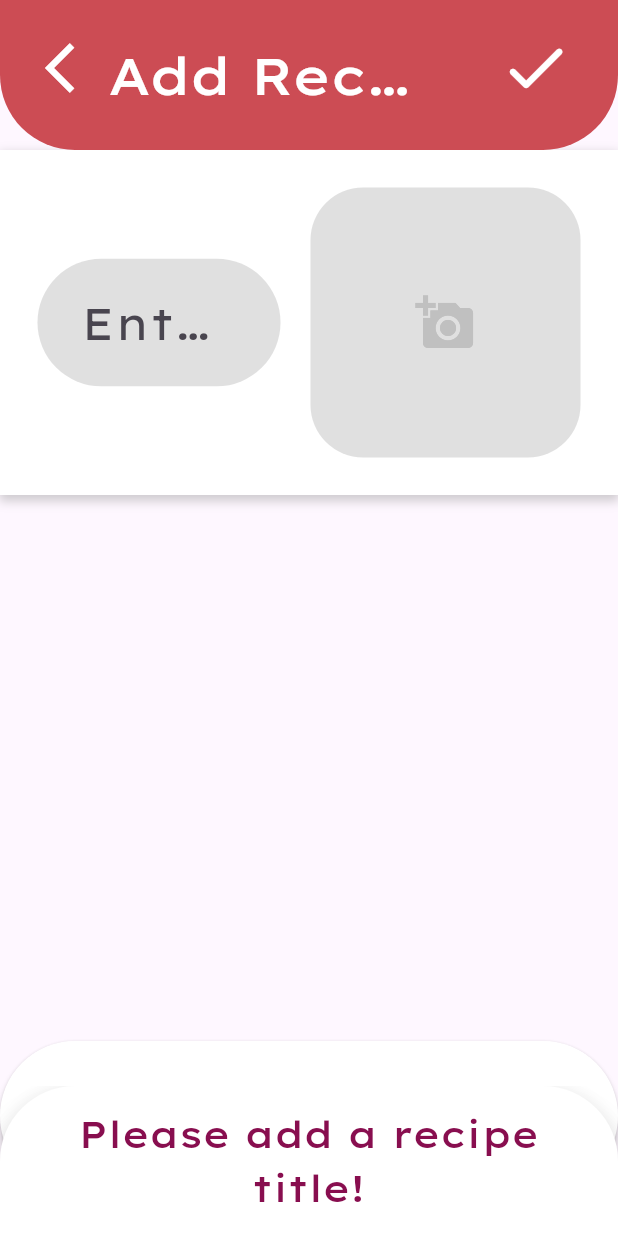
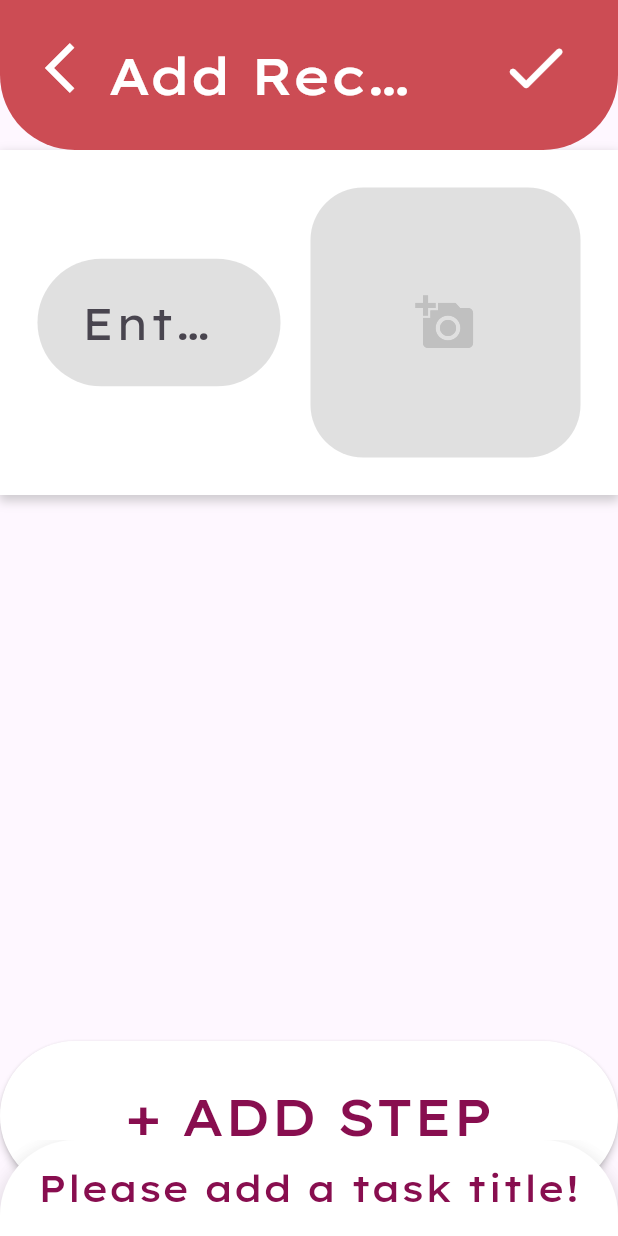
Before and after one commit to uoa-compsci399-s1-2024/capstone-project-2024-s1-team-13, a Flutter app: the AdminAddRecipe screen opened directly, after a tap on the "done" icon, on a phone screen of 412 x 824 dp. Run offline on Flutter 3.47's test engine with Material 3 defaults, Android fonts, the phone set to English and light mode, and no system bars; our stand-ins replace auto_size_text, cached_network_image, file_picker, flutter_svg, flutter_tts; missing offline and left inert: amplify_api, amplify_auth_cognito, amplify_core, amplify_flutter, amplify_storage_s3.

Commit message:
bug
fixed small bug

```diff
--- a/lib/admin/admin_add_recipe.dart
+++ b/lib/admin/admin_add_recipe.dart
@@ -198,92 +198,117 @@ class _AdminAddRecipeState extends State<AdminAddRecipe> {
           actions: [
         IconButton(
           onPressed: () {
-                if (uploadedImageKey != null && _recipeTitleController.text.isNotEmpty == true && hasInstructions == true && steps.isNotEmpty == true) {
-                  createRecipe(_recipeTitleController.text, steps, uploadedImageKey!, stepImageUrls);
-                  saveRecipe();
-                } else if (_recipeTitleController.text.isEmpty == true) {
+            if (_recipeTitleController.text.isEmpty) {
               ScaffoldMessenger.of(context).showSnackBar(
                 SnackBar(
                   backgroundColor: Colors.white,
                   shape: RoundedRectangleBorder(
                     borderRadius: BorderRadius.only(
                       topLeft: Radius.circular(50),
-                              topRight: Radius.circular(50))),
+                      topRight: Radius.circular(50),
+                    ),
+                  ),
                   elevation: 10,
                   content: Text(
-                        'Please add a recipe title!',
+                    'Please add a task title!',
                     textAlign: TextAlign.center,
                     style: TextStyle(
                       fontFamily: 'Lexend Exa',
                       fontSize: 25,
                       fontWeight: FontWeight.w500,
-                            color: Colors.pink[900]),
-                      )),
+                      color: Colors.pink[900],
+                    ),
+                  ),
+                ),
               );
-                } else if (uploadedImageKey == null) {
+              return;
+            }
+
+            if (steps.isEmpty) {
               ScaffoldMessenger.of(context).showSnackBar(
                 SnackBar(
                   backgroundColor: Colors.white,
                   shape: RoundedRectangleBorder(
                     borderRadius: BorderRadius.only(
                       topLeft: Radius.circular(50),
-                              topRight: Radius.circular(50))),
+                      topRight: Radius.circular(50),
+                    ),
+                  ),
                   elevation: 10,
                   content: Text(
-                        'Please add a recipe cover image!',
+                    'Please add at least 1 task step!',
                     textAlign: TextAlign.center,
                     style: TextStyle(
                       fontFamily: 'Lexend Exa',
                       fontSize: 25,
                       fontWeight: FontWeight.w500,
-                            color: Colors.pink[900]),
-                      )),
+                      color: Colors.pink[900],
+                    ),
+                  ),
+                ),
               );
-                } else if (steps.isEmpty == true){
+              return;
+            }
+
+            if (uploadedImageKey == null) {
               ScaffoldMessenger.of(context).showSnackBar(
                 SnackBar(
                   backgroundColor: Colors.white,
                   shape: RoundedRectangleBorder(
                     borderRadius: BorderRadius.only(
                       topLeft: Radius.circular(50),
-                              topRight: Radius.circular(50))),
+                      topRight: Radius.circular(50),
+                    ),
+                  ),
                   elevation: 10,
                   content: Text(
-                        'Please add at least 1 recipe step!',
+                    'Please add a task cover image!',
                     textAlign: TextAlign.center,
                     style: TextStyle(
                       fontFamily: 'Lexend Exa',
                       fontSize: 25,
                       fontWeight: FontWeight.w500,
-                            color: Colors.pink[900]),
-                      )),
+                      color: Colors.pink[900],
+                    ),
+                  ),
+                ),
               );
-                } else {
-                  for (int i = 0; i < steps.length; i++){
-                    if (steps[i].isEmpty == true){
+              return;
+            }
+
+            for (int i = 0; i < steps.length; i++) {
+              if (steps[i].isEmpty) {
                 ScaffoldMessenger.of(context).showSnackBar(
                   SnackBar(
                     backgroundColor: Colors.white,
                     shape: RoundedRectangleBorder(
                       borderRadius: BorderRadius.only(
                         topLeft: Radius.circular(50),
-                                  topRight: Radius.circular(50))),
+                        topRight: Radius.circular(50),
+                      ),
+                    ),
                     elevation: 10,
                     content: Text(
-                            'No instructions in Step ${i+1}',
+                      'No instructions in Step ${i + 1}!',
                       textAlign: TextAlign.center,
                       style: TextStyle(
                         fontFamily: 'Lexend Exa',
                         fontSize: 25,
                         fontWeight: FontWeight.w500,
-                                color: Colors.pink[900]),
-                          )),
+                        color: Colors.pink[900],
+                      ),
+                    ),
+                  ),
                 );
                 hasInstructions = false;
-                      break;
+                return;
               }
               hasInstructions = true;
             }
+
+            if (uploadedImageKey != null && _recipeTitleController.text.isNotEmpty && hasInstructions! && steps.isNotEmpty) {
+              createRecipe(_recipeTitleController.text, steps, uploadedImageKey!, stepImageUrls);
+              saveRecipe();
             }
           },
           iconSize: 50,
```
Also changed, not shown: lib/admin/admin_add_task.dart (+64 -38 lines), lib/admin/admin_edit_selected_task.dart (+2 -18 lines), 1 other file. Lines whose indentation alone changed are shown as unchanged.
